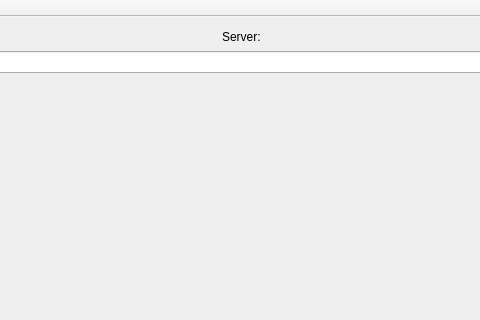
The window that client/mainwindow.ui (group93492/distributor) describes before a commit, drawn with Qt 5; both pictures show x 139 to 619 and y 0 to 320 of the 715 by 441 pixel window.
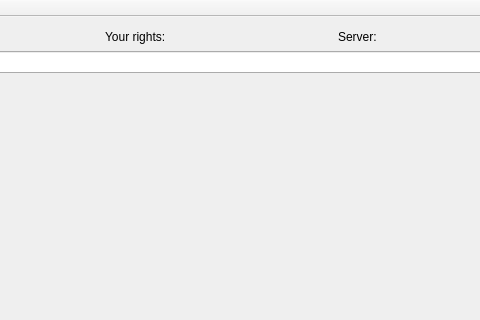
The same window after the commit.

Commit message: Added label for rights

```diff
--- a/client/mainwindow.ui
+++ b/client/mainwindow.ui
@@ -29,6 +29,13 @@
           </property>
          </widget>
         </item>
+        <item>
+         <widget class="QLabel" name="label">
+          <property name="text">
+           <string>Your rights:</string>
+          </property>
+         </widget>
+        </item>
         <item>
          <widget class="QLabel" name="serverLabel">
           <property name="text">
```
